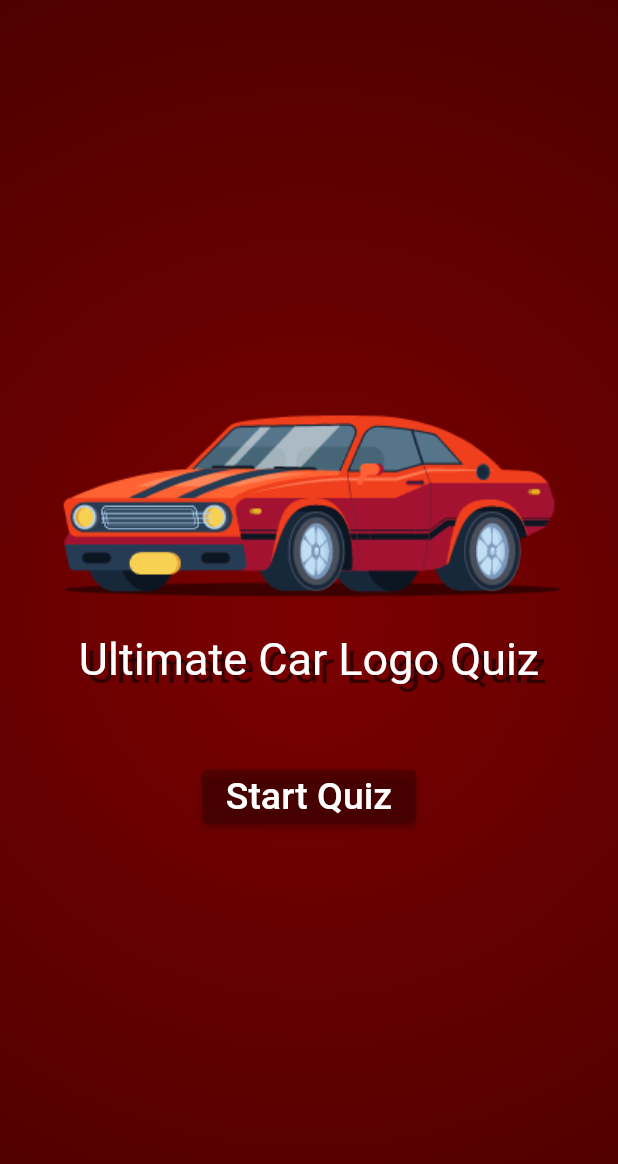
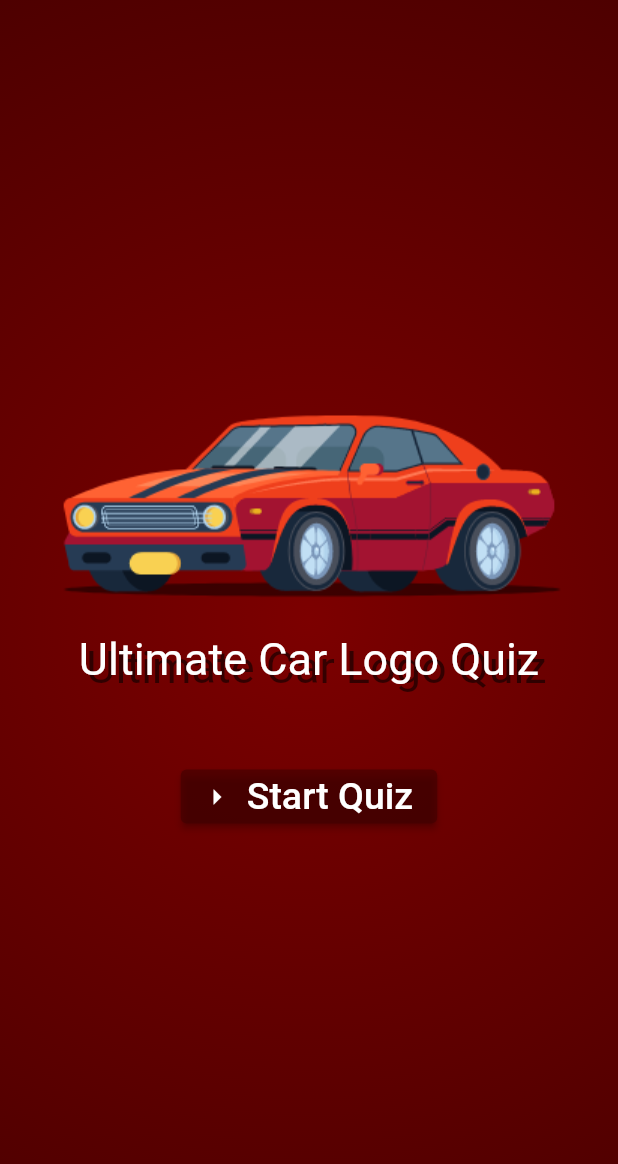
Before and after one commit to NamanVer02/Car-Quiz, a Flutter app: the screen it shows after launch, after a tap on "Start Quiz", on a phone screen of 412 x 824 dp. Shown: the top 1164 px of the screen. Run offline on Flutter 3.47's test engine with Material 2 defaults, Android fonts, the light colour scheme and no system bars.

Commit message:
Quiz Stateful Widget

```diff
--- a/lib/main.dart
+++ b/lib/main.dart
@@ -1,12 +1,6 @@
 import 'package:flutter/material.dart';
-import 'package:flutter_application_2/main_screen.dart';
+import 'package:flutter_application_2/quiz.dart';
 
-void main(){
-  runApp(
-    const MaterialApp(
-      home: Scaffold(
-        body: MainPage(),
-      ),
-    ),
-  );
+void main() {
+  runApp(const Quiz());
 }
--- a/lib/main_screen.dart
+++ b/lib/main_screen.dart
@@ -5,15 +5,7 @@ class MainPage extends StatelessWidget{
 
   @override
   Widget build(BuildContext context) {
-    return Container(
-      decoration: const BoxDecoration(
-        gradient: RadialGradient(
-          colors: [Color(0xFF7C0000), Color(0xFF3E0000)],
-          radius: 1.5,
-        ),
-      ),
-
-      child: Center(
+    return Center(
       child: Column(
         mainAxisAlignment: MainAxisAlignment.center,
         children: [
@@ -33,12 +25,16 @@ class MainPage extends StatelessWidget{
             ),
           ),
           const SizedBox(height: 50),
-            ElevatedButton(
+          ElevatedButton.icon(
+            icon: const Icon(Icons.arrow_right_sharp),
             style: const ButtonStyle(
-                backgroundColor: MaterialStatePropertyAll(Color(0x903E0000)),
+              backgroundColor:
+                  MaterialStatePropertyAll(Color(0x903E0000)),
             ),
-              onPressed: (){print('Pressed');},
-              child: const Text(
+            onPressed: () {
+              print('Pressed');
+            },
+            label: const Text(
               'Start Quiz',
               style: TextStyle(
                 color: Colors.white,
@@ -48,7 +44,6 @@ class MainPage extends StatelessWidget{
           ),
         ],
       ),
-      ),
     );
   }
 }
--- /dev/null
+++ b/lib/quiz.dart
@@ -0,0 +1,30 @@
+import 'package:flutter/material.dart';
+import 'package:flutter_application_2/main_screen.dart';
+
+class Quiz extends StatefulWidget{
+  const Quiz({super.key});
+
+  @override
+  State<Quiz> createState(){
+    return _QuizState();
+  }
+}
+
+class _QuizState extends State<Quiz>{
+  @override
+  Widget build(context){
+    return MaterialApp(
+      home: Scaffold(
+        body: Container(
+          decoration: const BoxDecoration(
+            gradient: RadialGradient(
+              colors: [Color(0xFF7C0000), Color(0xFF3E0000)],
+              radius: 1.5,
+            ),
+          ),
+          child: const MainPage(),
+        ),
+      ),
+    );
+  }
+}
```
Also changed, not shown: lib/questions.dart (added). Lines whose indentation alone changed are shown as unchanged.
